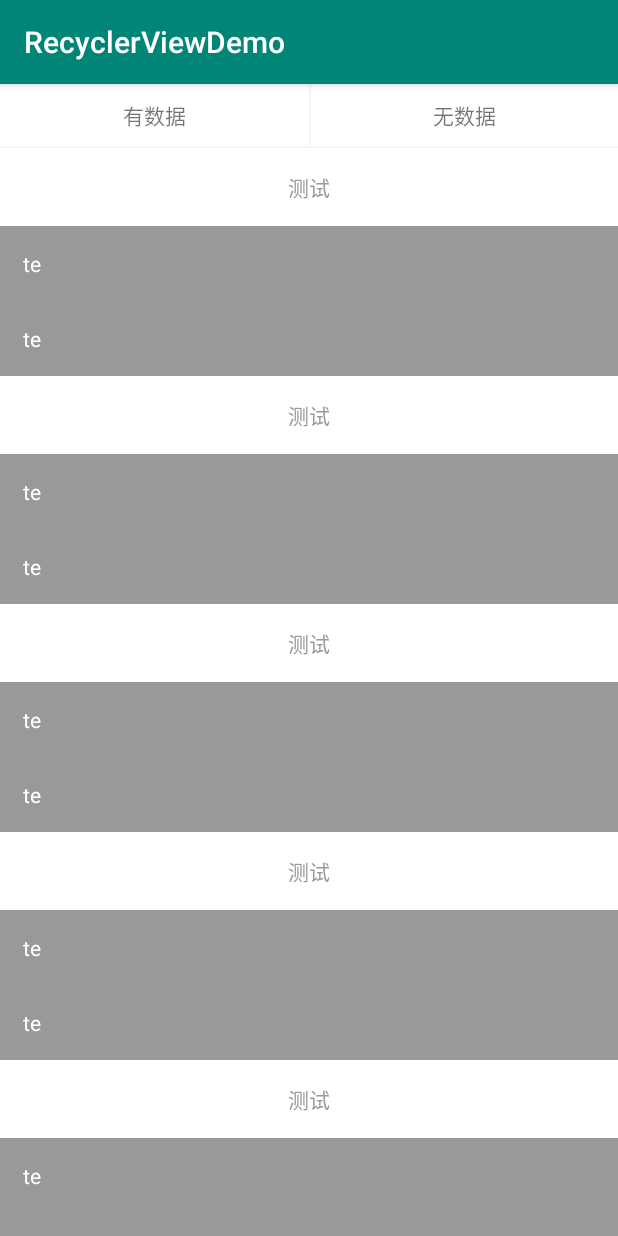
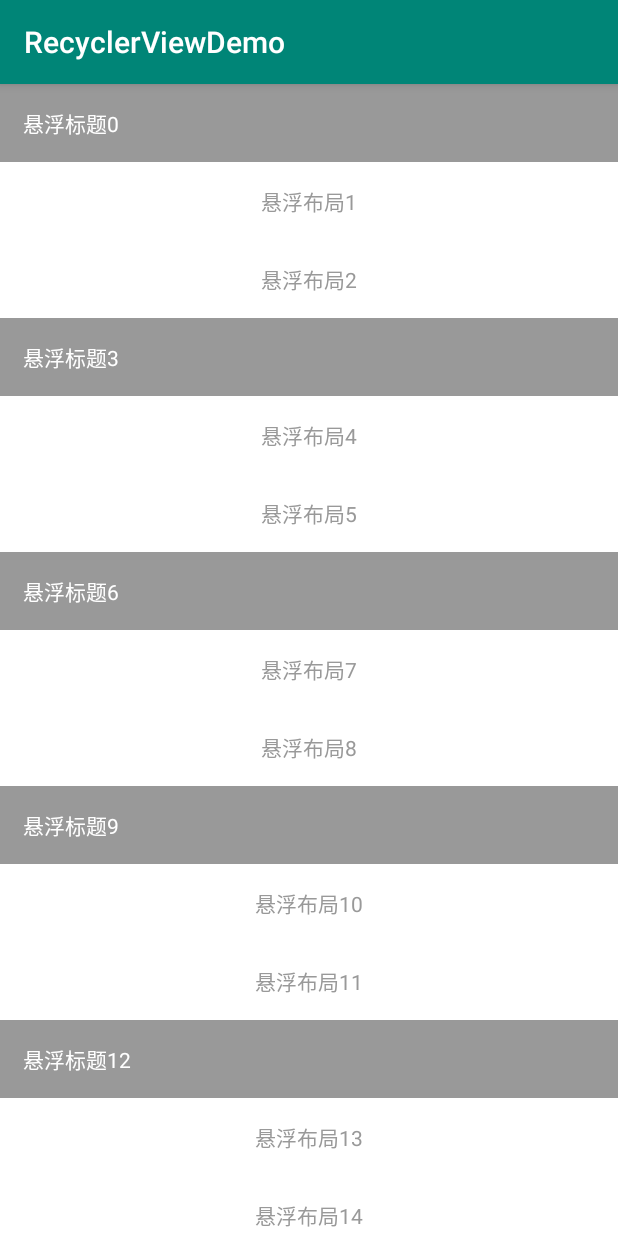
Before and after one commit to panyiyiyi/RecyclerViewDemo, an Android app: the StickyActivity screen opened directly, with no data from a screen before it, on a phone screen of 412 x 824 dp. Run offline under Robolectric (Android 15) with nearby library versions, the phone set to English and light mode, and no system bars.

Commit message:
添加悬浮标题示例

```diff
--- a/app/src/main/java/com/even/recyclerviewdemo/MainActivity.java
+++ b/app/src/main/java/com/even/recyclerviewdemo/MainActivity.java
@@ -61,6 +61,7 @@ public class MainActivity extends BaseActivity {
 
         classifyLists.add(singleLayout);
         classifyLists.add(multiLayout);
+        classifyLists.add(stickyLayout);
 
 
         BaseListPagerAdapter baseListPagerAdapter = new BaseListPagerAdapter(classifyLists);
--- a/app/src/main/java/com/even/recyclerviewdemo/beans/StickyBean.java
+++ b/app/src/main/java/com/even/recyclerviewdemo/beans/StickyBean.java
@@ -6,6 +6,9 @@ package com.even.recyclerviewdemo.beans;
  */
 public class StickyBean {
     private String name;
+    /**
+     * 0标题，1内容
+     */
     private int type;
 
     public StickyBean(String name, int type) {
--- a/app/src/main/java/com/even/recyclerviewdemo/ui/StickyActivity.java
+++ b/app/src/main/java/com/even/recyclerviewdemo/ui/StickyActivity.java
@@ -3,6 +3,7 @@ package com.even.recyclerviewdemo.ui;
 import android.support.v7.widget.LinearLayoutManager;
 import android.support.v7.widget.RecyclerView;
 import android.text.TextUtils;
+import android.view.View;
 import android.widget.TextView;
 
 import com.even.commonrv.adapter.BaseViewHolder;
@@ -21,7 +22,6 @@ import java.util.ArrayList;
  * 悬浮标题
  */
 public class StickyActivity extends BaseActivity {
-    private TextView tvHaveData, tvNoData;
     private RecyclerView recyclerView;
 
     private ArrayList<StickyBean> dataLists = new ArrayList<>();
@@ -29,16 +29,14 @@ public class StickyActivity extends BaseActivity {
 
     @Override
     protected int getContentView() {
-        return R.layout.activity_multiple;
+        return R.layout.activity_recyclerview;
     }
 
     @Override
     protected void initView() {
         recyclerView = findViewById(R.id.recyclerView);
-        tvNoData = findViewById(R.id.tvNoData);
-        tvHaveData = findViewById(R.id.tvHaveData);
 
-        int[] layoutIds = new int[]{R.layout.item_no_data, R.layout.item_single, R.layout.item_sticky_title};
+        int[] layoutIds = new int[]{R.layout.item_sticky_title, R.layout.item_single};
         stickyAdapter = new MultiLayoutAdapter<StickyBean>(dataLists, layoutIds) {
             @Override
             protected int getItemType(int position) {
@@ -48,12 +46,19 @@ public class StickyActivity extends BaseActivity {
 
             @Override
             protected void coverts(BaseViewHolder holder, StickyBean item, int position, int itemType) {
+                if (itemType == 0) {
+                    holder.setText(R.id.tvTitle, item.getName());
+                    holder.itemView.setTag(true);
+                } else {
+                    holder.setText(R.id.tvSingle, item.getName());
+                    holder.itemView.setTag(false);
+                }
 
 
             }
         };
         recyclerView.setLayoutManager(new LinearLayoutManager(activity));
-        recyclerView.addItemDecoration(new StickyItemDecoration(2));
+        recyclerView.addItemDecoration(new StickyItemDecoration(0));
         recyclerView.setAdapter(stickyAdapter);
     }
 
@@ -63,21 +68,13 @@ public class StickyActivity extends BaseActivity {
         for (int i = 0; i < 20; i++) {
             if (i % 3 == 0) {
                 //3的倍数设置为标题
-                dataLists.add(new StickyBean("悬浮标题" + i, 1));
+                dataLists.add(new StickyBean("悬浮标题" + i, 0));
             } else {
-                dataLists.add(new StickyBean("悬浮布局" + i, 2));
+                dataLists.add(new StickyBean("悬浮布局" + i, 1));
             }
 
         }
         stickyAdapter.notifyDataSetChanged();
     }
 
-    /**
-     * 清除数据
-     */
-    private void noData() {
-        dataLists.clear();
-        dataLists.add(new StickyBean("空数据", 0));
-        stickyAdapter.notifyDataSetChanged();
-    }
 }
--- a/commonrv/src/main/java/com/even/commonrv/adapter/BaseRecyclerAdapter.java
+++ b/commonrv/src/main/java/com/even/commonrv/adapter/BaseRecyclerAdapter.java
@@ -68,8 +68,10 @@ public abstract class BaseRecyclerAdapter<T> extends RecyclerView.Adapter<BaseVi
 
     @Override
     public void onBindViewHolder(@NonNull BaseViewHolder baseViewHolder, int position) {
-        setListener(baseViewHolder, mDataList.get(position), position);
-        covert(baseViewHolder, mDataList.get(position), position);
+        if (position < mDataList.size()) {
+            setListener(baseViewHolder, mDataList.get(position), position);
+            covert(baseViewHolder, mDataList.get(position), position);
+        }
     }
 
     @Override
--- a/commonrv/src/main/java/com/even/commonrv/adapter/MultiLayoutAdapter.java
+++ b/commonrv/src/main/java/com/even/commonrv/adapter/MultiLayoutAdapter.java
@@ -8,6 +8,12 @@ import java.util.List;
  * 多布局Adapter
  */
 public abstract class MultiLayoutAdapter<T> extends BaseRecyclerAdapter<T> {
+    /**
+     * layoutId的顺序必须和ViewType的顺序相同，而且从零开始
+     *
+     * @param mDataList
+     * @param layoutIds
+     */
     public MultiLayoutAdapter(List mDataList, int[] layoutIds) {
         super(mDataList, layoutIds);
     }
--- a/commonrv/src/main/java/com/even/commonrv/decoration/StickyItemDecoration.java
+++ b/commonrv/src/main/java/com/even/commonrv/decoration/StickyItemDecoration.java
@@ -47,7 +47,7 @@ public class StickyItemDecoration extends RecyclerView.ItemDecoration {
      */
     private int mBindDataPosition = -1;
     /**
-     * 悬浮标题Type
+     * 悬浮标题Type,必须和title的ViewType相同
      */
     private int mViewType = 0;
 
```
